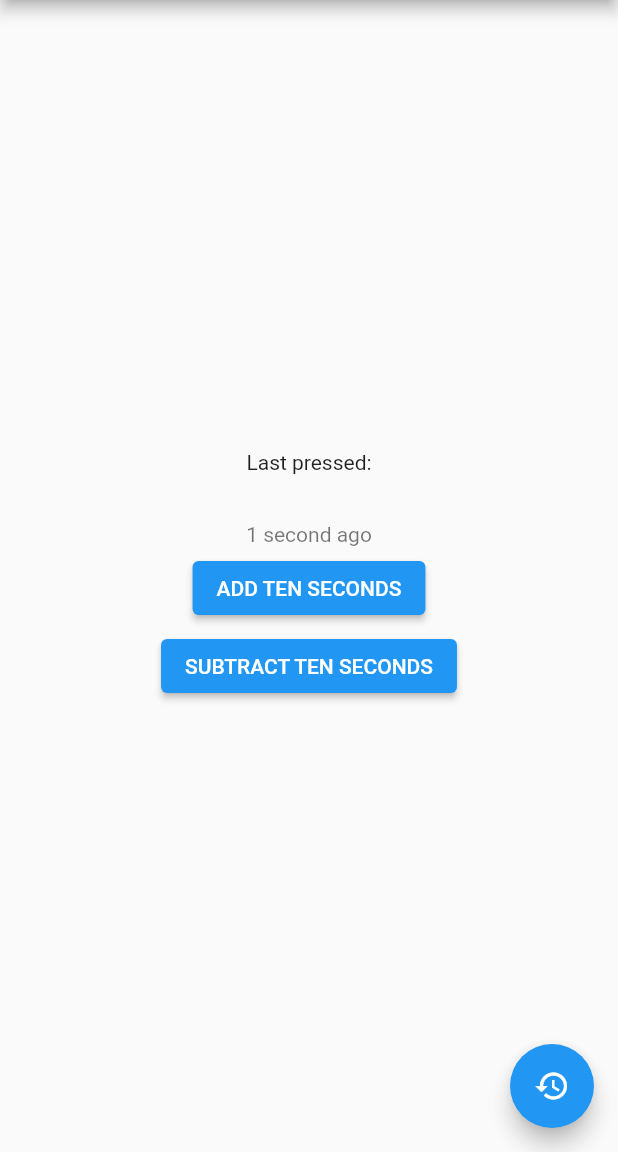
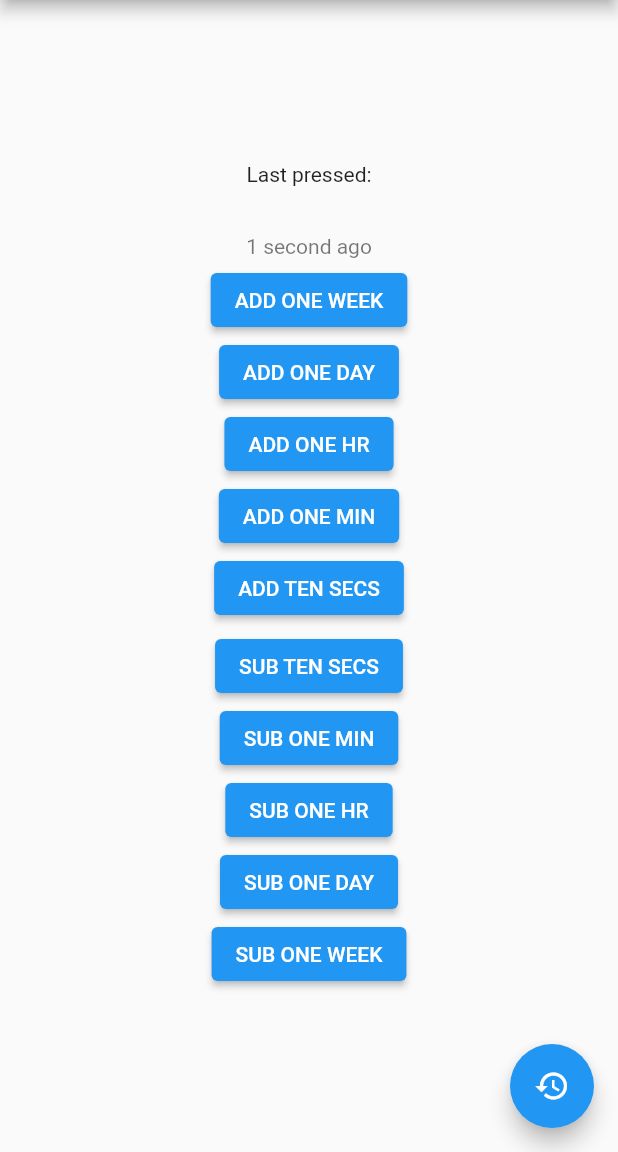
Before and after one commit to litlifesoftware/lit_relative_date_time, a Flutter app: the screen it shows after launch, after a tap on the "play arrow" icon, on a phone screen of 412 x 824 dp, the part 84-1236 px from its top. Run offline on Flutter 3.47's test engine with Material 2 defaults, Android fonts, the phone set to English and light mode, and no system bars.

Commit message:
Add buttons on `example` app - Implement additional buttons for manipulating the current datetime

```diff
--- a/example/lib/main.dart
+++ b/example/lib/main.dart
@@ -20,7 +20,7 @@ class MyApp extends StatelessWidget {
         GlobalCupertinoLocalizations.delegate,
       ],
       // Set the supported locales according to the localizations you have
-      // implmented on your application.
+      // implemented on your application.
       supportedLocales: [
         const Locale('en'), // English, no country code
         const Locale('de'), // German, no country code
@@ -52,9 +52,57 @@ class _MyHomePageState extends State<MyHomePage> with TickerProviderStateMixin {
     });
   }
 
+  void _addMinute() {
+    setState(() {
+      _lastPressed = _lastPressed!.add(Duration(minutes: 1));
+    });
+  }
+
+  void _addHour() {
+    setState(() {
+      _lastPressed = _lastPressed!.add(Duration(hours: 1));
+    });
+  }
+
+  void _addDay() {
+    setState(() {
+      _lastPressed = _lastPressed!.add(Duration(days: 1));
+    });
+  }
+
+  void _addWeek() {
+    setState(() {
+      _lastPressed = _lastPressed!.add(Duration(days: 7));
+    });
+  }
+
   void _subtract() {
     setState(() {
       _lastPressed = _lastPressed!.subtract(Duration(seconds: 10));
+    });
+  }
+
+  void _subtractMinute() {
+    setState(() {
+      _lastPressed = _lastPressed!.subtract(Duration(minutes: 1));
+    });
+  }
+
+  void _subtractHour() {
+    setState(() {
+      _lastPressed = _lastPressed!.subtract(Duration(hours: 1));
+    });
+  }
+
+  void _subtractDay() {
+    setState(() {
+      _lastPressed = _lastPressed!.subtract(Duration(days: 1));
+    });
+  }
+
+  void _subtractWeek() {
+    setState(() {
+      _lastPressed = _lastPressed!.subtract(Duration(days: 7));
     });
   }
 
@@ -100,16 +148,64 @@ class _MyHomePageState extends State<MyHomePage> with TickerProviderStateMixin {
                         ),
                         SizedBox(height: 4.0),
                         ElevatedButton(
+                          onPressed: _addWeek,
+                          child: Text(
+                            "add one week".toUpperCase(),
+                          ),
+                        ),
+                        ElevatedButton(
+                          onPressed: _addDay,
+                          child: Text(
+                            "add one day".toUpperCase(),
+                          ),
+                        ),
+                        ElevatedButton(
+                          onPressed: _addHour,
+                          child: Text(
+                            "add one hr".toUpperCase(),
+                          ),
+                        ),
+                        ElevatedButton(
+                          onPressed: _addMinute,
+                          child: Text(
+                            "add one min".toUpperCase(),
+                          ),
+                        ),
+                        ElevatedButton(
                           onPressed: _add,
                           child: Text(
-                            "add ten seconds".toUpperCase(),
+                            "add ten secs".toUpperCase(),
                           ),
                         ),
                         SizedBox(height: 4.0),
                         ElevatedButton(
                           onPressed: _subtract,
                           child: Text(
-                            "subtract ten seconds".toUpperCase(),
+                            "sub ten secs".toUpperCase(),
+                          ),
+                        ),
+                        ElevatedButton(
+                          onPressed: _subtractMinute,
+                          child: Text(
+                            "sub one min".toUpperCase(),
+                          ),
+                        ),
+                        ElevatedButton(
+                          onPressed: _subtractHour,
+                          child: Text(
+                            "sub one hr".toUpperCase(),
+                          ),
+                        ),
+                        ElevatedButton(
+                          onPressed: _subtractDay,
+                          child: Text(
+                            "sub one day".toUpperCase(),
+                          ),
+                        ),
+                        ElevatedButton(
+                          onPressed: _subtractWeek,
+                          child: Text(
+                            "sub one week".toUpperCase(),
                           ),
                         )
                       ],
```
